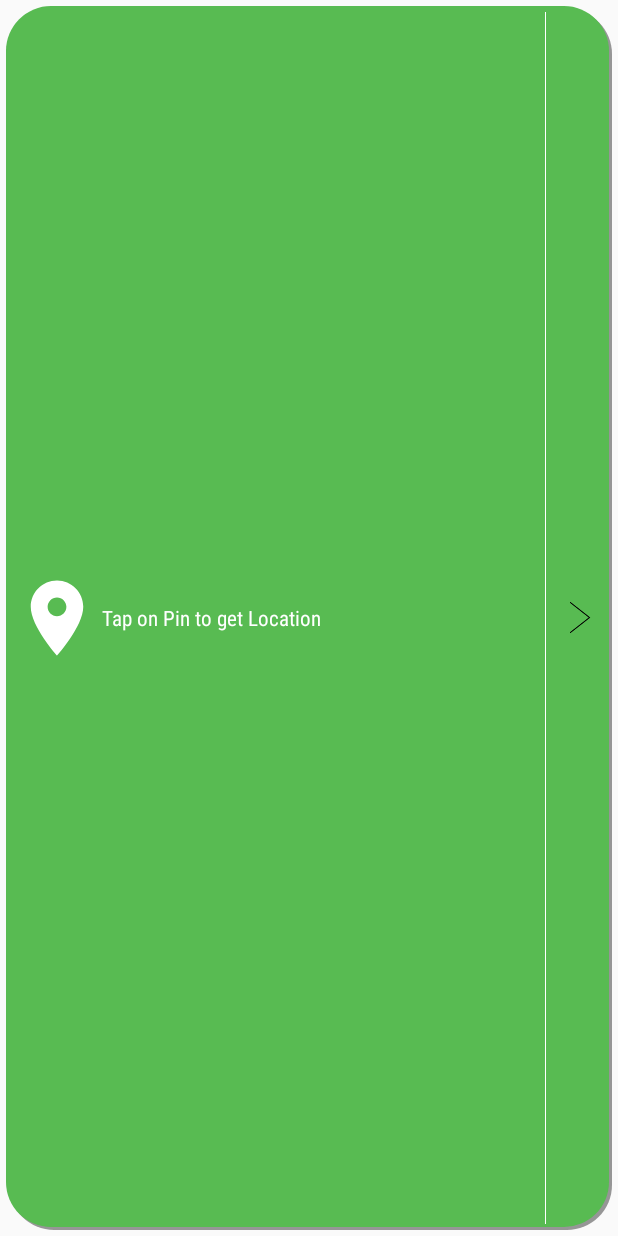
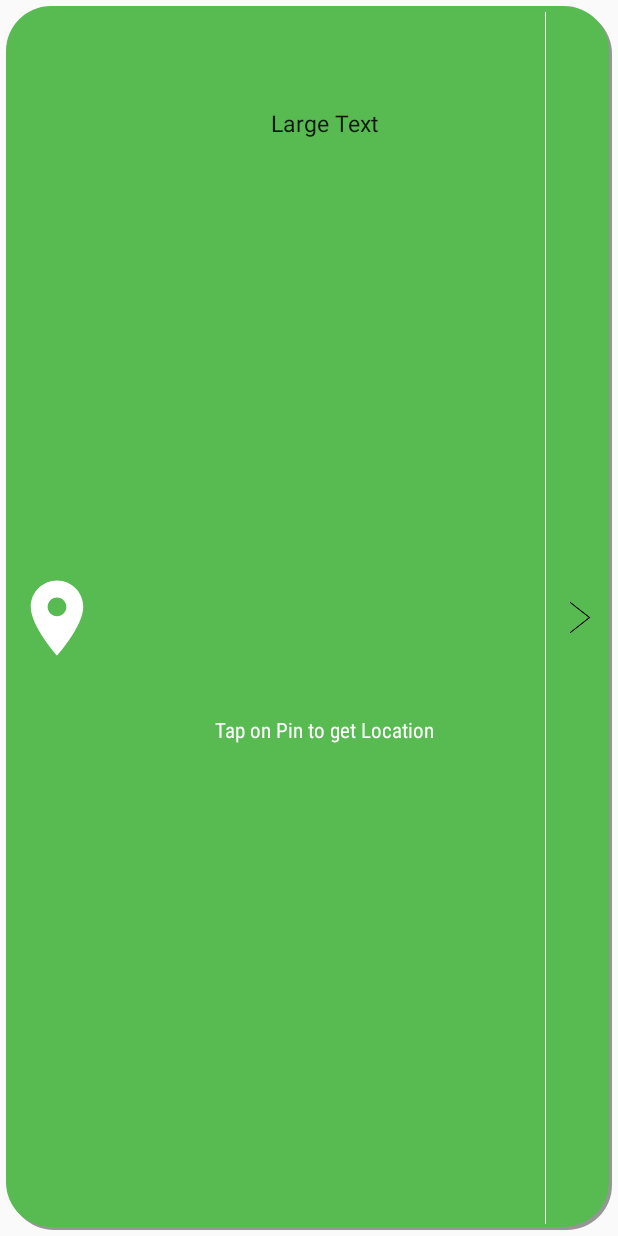
Before and after one commit to CDL24/Wid, an Android app: the layout simple_widget.xml on its own in the app's theme, with its tools: preview values and no code run, on a phone screen of 412 x 824 dp. Run offline under Robolectric (Android 15) with nearby library versions, the phone set to English and light mode, and no system bars.

```diff
--- a/app/src/main/res/drawable/facebook_horizontal_gradient.xml
+++ b/app/src/main/res/drawable/facebook_horizontal_gradient.xml
@@ -6,7 +6,7 @@
             <item android:left="4dp" android:top="4dp">
                 <shape>
                     <solid android:color="@color/facebook" />
-                    <corners android:radius="30dip"/>
+                    <corners android:radius="5dp"/>
                 </shape>
             </item>
         </layer-list>
@@ -17,14 +17,14 @@
             <item android:left="2dp" android:top="2dp">
                 <shape>
                     <solid android:color="#66000000" />
-                    <corners android:radius="30dip"/>
+                    <corners android:radius="5dp"/>
                 </shape>
             </item>
             <!-- CONTENT LAYER -->
             <item android:bottom="2dp" android:right="2dp">
                 <shape>
                     <solid android:color="@color/facebook" />
-                    <corners android:radius="30dip"/>
+                    <corners android:radius="5dp"/>
                 </shape>
             </item>
         </layer-list>
--- a/app/src/main/res/layout/simple_widget.xml
+++ b/app/src/main/res/layout/simple_widget.xml
@@ -17,22 +17,6 @@
         android:layout_height="match_parent"
         android:scaleType="fitCenter"
         android:src="@drawable/ic_location_on_vector" />
-
-    <TextView
-        android:id="@+id/text_detail"
-        android:layout_width="match_parent"
-        android:layout_height="match_parent"
-        android:layout_toLeftOf="@+id/separator"
-        android:layout_toRightOf="@+id/action_location"
-        android:layout_weight="1"
-        android:fontFamily="sans-serif-condensed"
-        android:gravity="center_vertical"
-        android:shadowDx="1"
-        android:shadowDy="1"
-        android:shadowRadius="2"
-        android:text="@string/MSG_TAP_ON_PIN"
-        android:textColor="@color/text_shadow_white"
-        android:textSize="@dimen/abc_text_size_button_material" />
 
         <ImageView
         android:id="@+id/action_share"
@@ -64,6 +48,47 @@
         android:layout_centerVertical="true"
         android:visibility="invisible" />
 
+        <LinearLayout
+            android:orientation="vertical"
+            android:layout_width="match_parent"
+            android:layout_height="match_parent"
+            android:layout_toRightOf="@+id/action_location"
+            android:layout_toLeftOf="@+id/action_share"
+            android:layout_toStartOf="@+id/action_share">
+
+            <TextView
+                android:layout_width="match_parent"
+                android:layout_height="wrap_content"
+                android:textAppearance="?android:attr/textAppearanceLarge"
+                android:text="Large Text"
+                android:id="@+id/text_date_time"
+                android:layout_alignTop="@+id/text_detail"
+                android:layout_below="@+id/text_detail"
+                android:layout_toRightOf="@+id/action_location"
+                android:layout_toEndOf="@+id/action_location"
+                android:layout_weight="1"
+                android:layout_gravity="center_horizontal"
+                android:gravity="center"
+                android:maxLines="2"
+                android:textSize="15sp" />
+
+            <TextView
+                android:id="@+id/text_detail"
+                android:layout_width="match_parent"
+                android:layout_height="wrap_content"
+                android:layout_toLeftOf="@+id/separator"
+                android:layout_toRightOf="@+id/action_location"
+                android:fontFamily="sans-serif-condensed"
+                android:gravity="center_vertical|center_horizontal"
+                android:shadowDx="1"
+                android:shadowDy="1"
+                android:shadowRadius="2"
+                android:text="@string/MSG_TAP_ON_PIN"
+                android:textColor="@color/text_shadow_white"
+                android:textSize="@dimen/abc_text_size_button_material"
+                android:layout_weight="5" />
+        </LinearLayout>
+
         <!--<View
             android:layout_width="4dp"
             android:layout_height="match_parent"
--- a/app/src/main/res/values/strings.xml
+++ b/app/src/main/res/values/strings.xml
@@ -10,4 +10,5 @@
     <string name="info_email">Email : limbachiya24@gmail.com</string>
     <string name="info_developer">Developer : Chirag Limbachiya</string>
     <string name="banner_ad_unit_id">ca-app-pub-3940256099942544/6300978111</string>
+    <string name="date_format">EEEE, MMMM dd</string>
 </resources>
```
Also changed, not shown: app/src/main/AndroidManifest.xml (+10 -2 lines), app/src/main/java/classes/UpdateClock.java (added, +158 -0 lines), app/src/main/java/classes/UpdateIntentService.java (+6 -15 lines), app/src/main/java/com/sample/foo/simplewidget/SimpleWidgetProvider.java (+163 -44 lines), 1 other file. Lines whose indentation alone changed are shown as unchanged.
